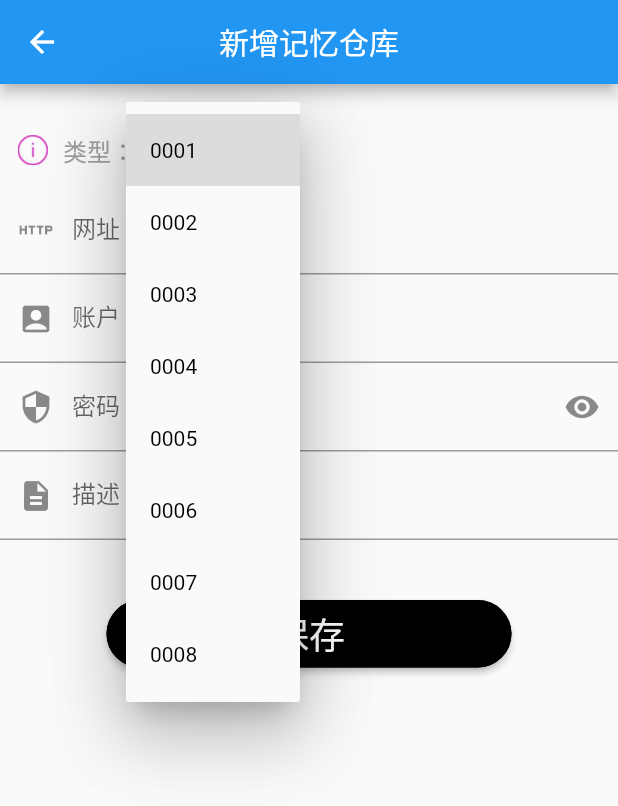
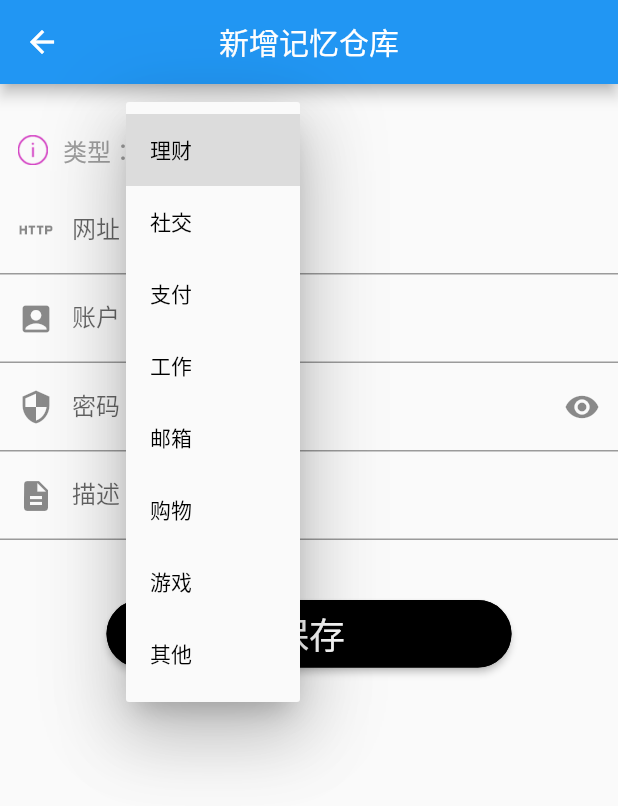
Before and after one commit to thumb0422/memory_project, a Flutter app: the AddPage screen opened directly, after a tap on "选择类型", on a phone screen of 412 x 824 dp. Shown: the top 806 px of the screen. Run offline on Flutter 3.47's test engine with Material 2 defaults, Android fonts, the phone set to English and light mode, and no system bars; our stand-ins replace sqflite; missing offline and left inert: groovin_material_icons; accounts and stored records are empty; generated files the repository leaves out were written again.

Commit message:
update dropDownMenu

```diff
--- a/lib/page/addPage.dart
+++ b/lib/page/addPage.dart
@@ -2,10 +2,9 @@
  * 新增 页面
 **/
 import 'package:flutter/material.dart';
-import '../view/myDropDownButton.dart';
 import '../utility/tool.dart';
 import '../model/model.dart';
-import 'dart:convert' show json;
+import '../view/selectMenu.dart';
 
 class AddPage extends StatefulWidget {
   @override
@@ -75,7 +74,7 @@ class _AddPageState extends State<AddPage> {
           SizedBox(
             width: 10,
           ),
-          MyDropdownButton()
+          SelectMenu(),
         ],
       ),
     );
--- a/lib/view/myDropDownButton.dart
+++ /dev/null
@@ -1,116 +0,0 @@
-/**
- * 下拉菜单样式
- */
-import 'package:flutter/material.dart';
-
-class MyDropdownButton extends StatefulWidget {
-  @override
-  State<StatefulWidget> createState() {
-    return _MyDropdownButton();
-  }
-}
-
-class _MyDropdownButton extends State<MyDropdownButton> {
-  var dataList = [
-    {'code': '0001', 'name': '理财'},
-    {'code': '0002', 'name': '社交'},
-    {'code': '0003', 'name': '支付'},
-    {'code': '0004', 'name': '工作'},
-    {'code': '0005', 'name': '邮箱'},
-    {'code': '0006', 'name': '购物'},
-    {'code': '0007', 'name': '游戏'},
-    {'code': '0008', 'name': '其他'},
-  ];
-
-  List<DropdownMenuItem> getListData() {
-    List<DropdownMenuItem> items = List();
-
-    for (var dic in dataList){
-      DropdownMenuItem dropdownMenuItem1 = DropdownMenuItem(
-        child: Text(dic['code']),
-        value: dic['name'],
-      );
-      items.add(dropdownMenuItem1);
-    }
-
-    /**
-    DropdownMenuItem dropdownMenuItem1 = DropdownMenuItem(
-      child: Text('0001'),
-      value: '理财',
-    );
-    items.add(dropdownMenuItem1);
-
-    DropdownMenuItem dropdownMenuItem2 = DropdownMenuItem(
-      child: Text('0002'),
-      value: '社交',
-    );
-    items.add(dropdownMenuItem2);
-
-    DropdownMenuItem dropdownMenuItem3 = DropdownMenuItem(
-      child: Text('0003'),
-      value: '支付',
-    );
-    items.add(dropdownMenuItem3);
-
-    DropdownMenuItem dropdownMenuItem4 = DropdownMenuItem(
-      child: Text('0004'),
-      value: '工作',
-    );
-    items.add(dropdownMenuItem4);
-
-    DropdownMenuItem dropdownMenuItem5 = DropdownMenuItem(
-      child: Text('0005'),
-      value: '邮箱',
-    );
-    items.add(dropdownMenuItem5);
-
-    DropdownMenuItem dropdownMenuItem6 = DropdownMenuItem(
-      child: Text('0006'),
-      value: '购物',
-    );
-    items.add(dropdownMenuItem6);
-
-    DropdownMenuItem dropdownMenuItem7 = DropdownMenuItem(
-      child: Text('0007'),
-      value: '游戏',
-    );
-    items.add(dropdownMenuItem7);
-
-    DropdownMenuItem dropdownMenuItem8 = DropdownMenuItem(
-      child: Text('0008'),
-      value: '其他',
-    );
-    items.add(dropdownMenuItem8);
-    **/
-    return items;
-  }
-
-  var value;
-
-  @override
-  Widget build(BuildContext context) {
-    return Column(
-      children: <Widget>[
-        Center(
-          child: DropdownButton(
-            items: getListData(),
-            hint: Text('选择类型'), //当没有默认值的时候可以设置的提示
-            value: value, //下拉菜单选择完之后显示给用户的值
-            onChanged: (T) {
-              //下拉菜单item点击之后的回调
-              setState(() {
-                value = T;
-              });
-            },
-            elevation: 24, //设置阴影的高度
-            style: TextStyle(
-                //设置文本框里面文字的样式
-                color: Colors.black),
-//              isDense: false,//减少按钮的高度。默认情况下，此按钮的高度与其菜单项的高度相同。如果isDense为true，则按钮的高度减少约一半。 这个当按钮嵌入添加的容器中时，非常有用
-            iconSize: 20.0, //设置三角标icon的大小
-          ),
-        ),
-      ],
-    );
-  }
-}
--- /dev/null
+++ b/lib/view/selectMenu.dart
@@ -0,0 +1,60 @@
+/**
+ * 下拉选择widget
+**/
+import 'package:flutter/material.dart';
+import '../utility/tool.dart';
+import '../model/model.dart';
+
+class SelectMenu extends StatefulWidget {
+  @override
+  _SelectMenuState createState() {
+    return _SelectMenuState();
+  }
+}
+
+class _SelectMenuState extends State<SelectMenu> {
+  Future _future;
+  var value;
+
+  @override
+  void initState() {
+    super.initState();
+    _future = getLocalTypeModels();
+  }
+
+  @override
+  Widget build(BuildContext context) {
+    return FutureBuilder(
+        future: _future,
+        builder: (context, snapshot) {
+          if (snapshot.hasData) {
+            List<DropdownMenuItem> items = List();
+            List<TypeModel> datas = snapshot.data;
+            datas.forEach((item) {
+              TypeModel data = item;
+              DropdownMenuItem dropdownMenuItem1 = DropdownMenuItem(
+                child: Text(item.name),
+                value: item.code,
+              );
+              items.add(dropdownMenuItem1);
+            });
+            return DropdownButton(
+              items: items,
+              hint: Text('选择类型'), //当没有默认值的时候可以设置的提示
+              value: value, //下拉菜单选择完之后显示给用户的值
+              onChanged: (T) {
+                //下拉菜单item点击之后的回调
+                setState(() {
+                  value = T;
+                  print(value);
+                });
+              },
+              elevation: 24, //设置阴影的高度
+              style: TextStyle(color: Colors.black),
+              iconSize: 20.0, //设置三角标icon的大小
+            );
+          }
+          return CircularProgressIndicator();
+        });
+  }
+}
```
